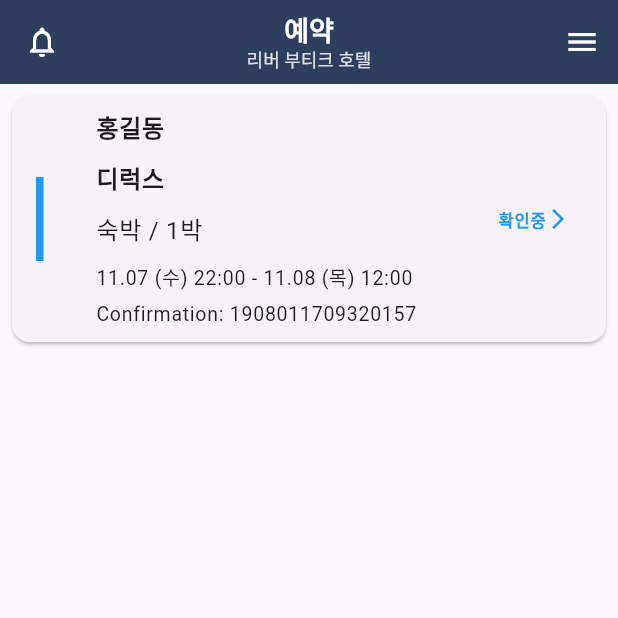
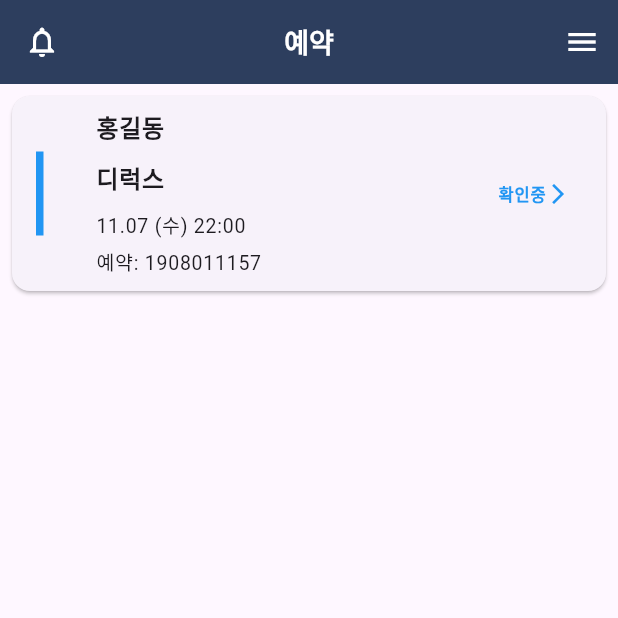
Before and after one commit to HEESEA-KIM/Nomad_Mate_Host, a Flutter app: the screen it shows after launch, on a phone screen of 412 x 824 dp, the top half of it. Run offline on Flutter 3.47's test engine with Material 3 defaults, Android fonts, the phone set to English and light mode, and no system bars; our stand-ins replace firebase_core; accounts and stored records are empty.

Commit message:
우선 첫화면에서는 호스트에게 보여주는 정보양을 줄이고 추후 클릭시 상세페이지 구현예정

```diff
--- a/lib/app.dart
+++ b/lib/app.dart
@@ -12,11 +12,8 @@ class HostAppHomePage extends StatelessWidget {
         'statusColor': Colors.blue, // Assuming blue means 'pending'
         'statusText': '확인중', // 'Pending confirmation'
         'room': '디럭스', // 'Deluxe'
-        'roomType': '숙박',
-        'stayDuration': '1박', // '1 night'
         'checkInDate': '11.07 (수) 22:00', // 'Check-in date and time'
-        'checkOutDate': '11.08 (목) 12:00', // 'Check-out date and time'
-        'confirmationNumber': '1908011709320157', // 'Confirmation number'
+        'confirmationNumber': '1908011157', // 'Confirmation number'
       },
       // Add more entries here
       // ...
@@ -43,13 +40,6 @@ class HostAppHomePage extends StatelessWidget {
                 color: Colors.white,
                 fontSize: 18.0,
                 fontWeight: FontWeight.w600,
-              ),
-            ),
-            Text(
-              '리버 부티크 호텔', // 'River Boutique Hotel'
-              style: TextStyle(
-                color: Colors.white.withOpacity(0.85),
-                fontSize: 12.0,
               ),
             ),
           ],
@@ -91,15 +81,13 @@ class HostAppHomePage extends StatelessWidget {
                           fontSize: 16.0, fontWeight: FontWeight.bold),
                     ),
                     const SizedBox(height: 10.0),
-                    Text('${data['roomType']} / ${data['stayDuration']}'),
-                    const SizedBox(height: 10.0),
                     Text(
-                      '${data['checkInDate']} - ${data['checkOutDate']}',
+                      '${data['checkInDate']} ',
                       style: const TextStyle(fontSize: 13.0),
                     ),
                     const SizedBox(height: 4.0),
                     Text(
-                      'Confirmation: ${data['confirmationNumber']}',
+                      '예약: ${data['confirmationNumber']}',
                       style: const TextStyle(fontSize: 13.0),
                     ),
                   ],
--- a/pubspec.yaml
+++ b/pubspec.yaml
@@ -35,9 +35,9 @@ dependencies:
   # The following adds the Cupertino Icons font to your application.
   # Use with the CupertinoIcons class for iOS style icons.
   cupertino_icons: ^1.0.2
-  get: ^4.6.6
   firebase_messaging: ^14.7.10
   firebase_core: ^2.24.2
+  cloud_firestore: ^4.14.0
 
 dev_dependencies:
   flutter_test:
```
Also changed, not shown: lib/main.dart (+8 -1 lines), lib/firebase_options.dart (added), pubspec.lock, 10 other files.
